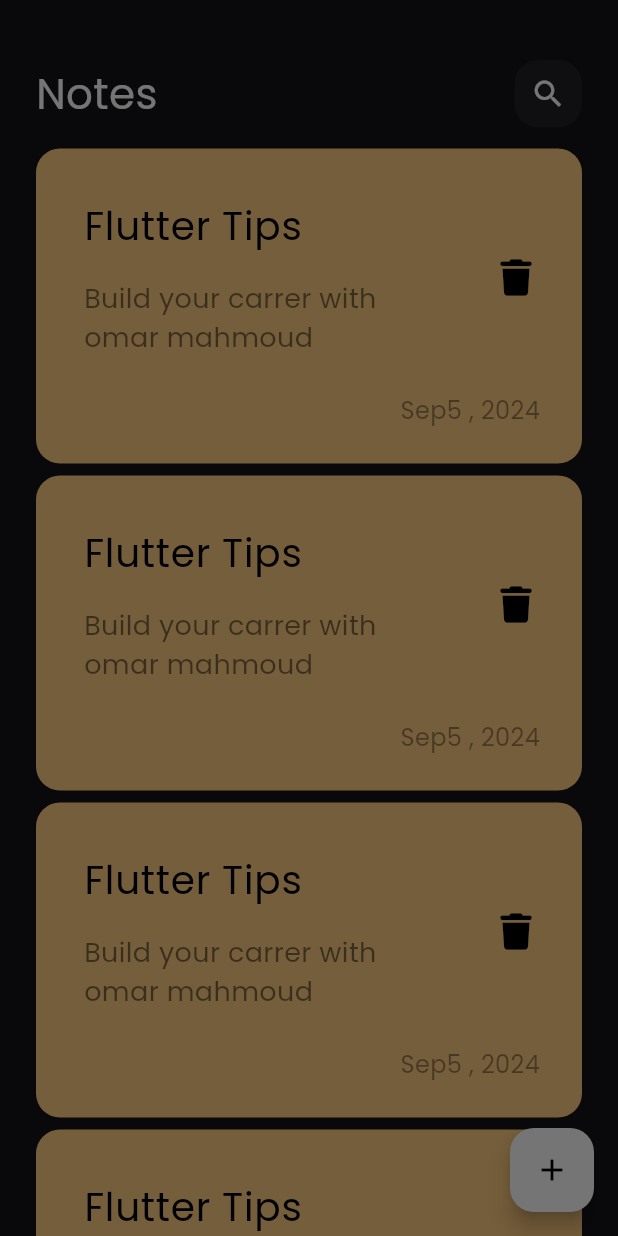
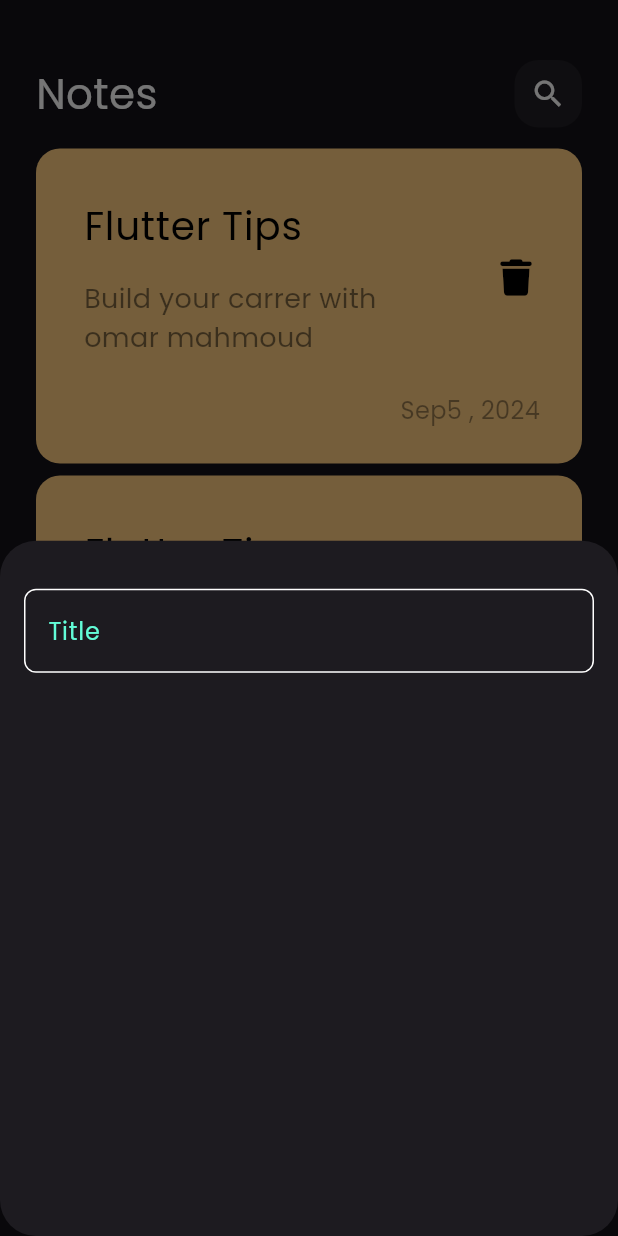
Before and after one commit to OMARX-MAHMOUD/notes_app, a Flutter app: the screen it shows after launch, after a tap on the "add" icon, on a phone screen of 412 x 824 dp. Run offline on Flutter 3.47's test engine with Material 3 defaults, Android fonts, the phone set to English and light mode, and no system bars; our stand-ins replace font_awesome_flutter.

Commit message:
create custom text field

```diff
--- a/lib/views/notes_view.dart
+++ b/lib/views/notes_view.dart
@@ -1,4 +1,5 @@
 import 'package:flutter/material.dart';
+import 'package:notes_app/constans/constans.dart';
 import 'package:notes_app/widgets/custombuttonsheet.dart';
 import 'package:notes_app/widgets/notesview_body.dart';
 
@@ -9,12 +10,12 @@ class NotesView extends StatelessWidget {
   Widget build(BuildContext context) {
     return Scaffold(
         floatingActionButton: FloatingActionButton(
-          backgroundColor: Colors.white,
+          backgroundColor: KprimaryColor,
           foregroundColor: Colors.black,
           onPressed: () {
             showModalBottomSheet(
                 shape: RoundedRectangleBorder(
-                    borderRadius: BorderRadius.circular(16)),
+                    borderRadius: BorderRadius.circular(24)),
                 context: context,
                 builder: (context) {
                   return const AddNoteButtonSheet();
--- a/lib/widgets/custom_textfield.dart
+++ b/lib/widgets/custom_textfield.dart
@@ -8,7 +8,7 @@ class CustomTextfield extends StatelessWidget {
   Widget build(BuildContext context) {
     return TextField(
       decoration: InputDecoration(
-          helperText: 'Title',
+          hintText: 'Title',
           hintStyle: const TextStyle(color: KprimaryColor),
           border: BuildBorder(),
           enabledBorder: BuildBorder(),
@@ -18,7 +18,7 @@ class CustomTextfield extends StatelessWidget {
 
   OutlineInputBorder BuildBorder([Color]) {
     return OutlineInputBorder(
-        borderRadius: BorderRadius.circular(16),
+        borderRadius: BorderRadius.circular(8),
         borderSide: BorderSide(color: Color ?? Colors.white));
   }
 }
--- a/lib/widgets/custombuttonsheet.dart
+++ b/lib/widgets/custombuttonsheet.dart
@@ -1,12 +1,21 @@
 import 'package:flutter/material.dart';
+import 'package:notes_app/widgets/custom_textfield.dart';
 
 class AddNoteButtonSheet extends StatelessWidget {
   const AddNoteButtonSheet({super.key});
 
   @override
   Widget build(BuildContext context) {
-    return Column(
-      children: [],
+    return const Padding(
+      padding: EdgeInsets.symmetric(horizontal: 16),
+      child: Column(
+        children: [
+          SizedBox(
+            height: 32,
+          ),
+          CustomTextfield()
+        ],
+      ),
     );
   }
 }
```
